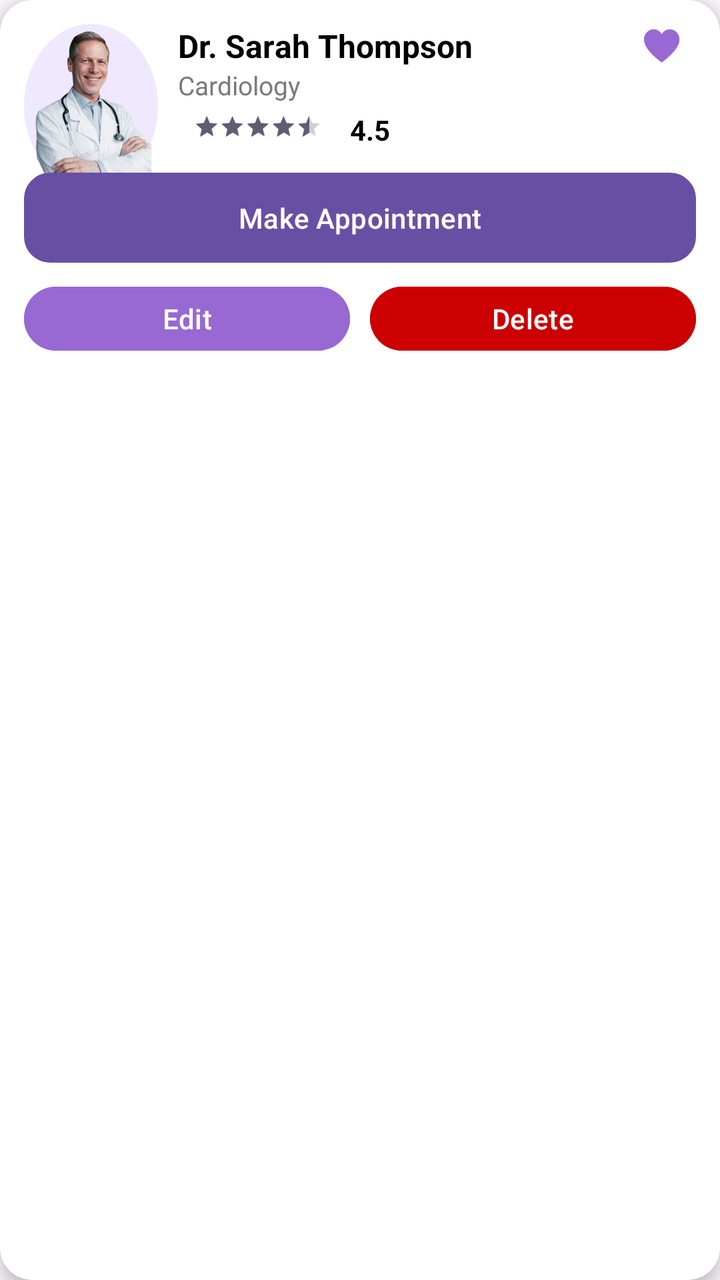
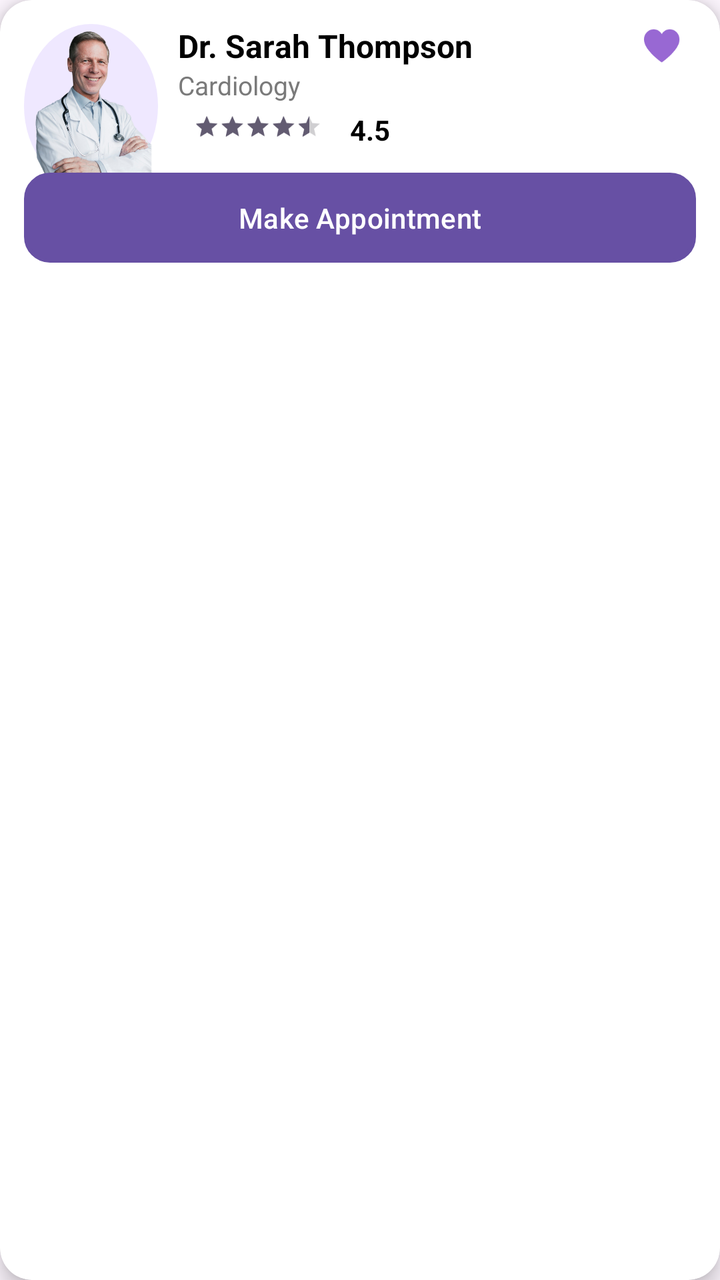

Before-and-after screenshots of an Android layout around one commit, followed by the original layout XML and the change that was made.
<!-- AndroidManifest.xml: application theme Theme.Appointment -->
<!-- res/layout/listdoctor.xml -->
<?xml version="1.0" encoding="utf-8"?>
<androidx.cardview.widget.CardView xmlns:android="http://schemas.android.com/apk/res/android"
    xmlns:app="http://schemas.android.com/apk/res-auto"
    android:layout_width="match_parent"
    android:layout_height="wrap_content"
    android:layout_margin="8dp"
    app:cardCornerRadius="16dp"
    app:cardElevation="6dp"
    android:background="@android:color/white">

    <RelativeLayout
        android:layout_width="match_parent"
        android:layout_height="wrap_content"
        android:padding="12dp">

        
        <ImageView
            android:id="@+id/imgDoctor"
            android:layout_width="67dp"
            android:layout_height="82dp"
            android:layout_alignParentStart="true"
            android:layout_alignParentTop="true"
            android:background="@drawable/round_image_bg"
            android:padding="2dp"
            android:scaleType="centerCrop"
            android:src="@drawable/doctor" />

        
        <ImageView
            android:id="@+id/ivFavorite"
            android:layout_width="22dp"
            android:layout_height="22dp"
            android:layout_alignParentEnd="true"
            android:layout_marginEnd="6dp"
            android:src="@drawable/fav_bold"
            android:padding="2dp" />

        
        <TextView
            android:id="@+id/tvDoctorName"
            android:layout_width="wrap_content"
            android:layout_height="wrap_content"
            android:layout_marginStart="10dp"
            android:layout_toEndOf="@id/imgDoctor"
            android:text="Dr. Sarah Thompson"
            android:textStyle="bold"
            android:textColor="#000000"
            android:textSize="16sp" />

        
        <TextView
            android:id="@+id/tvSpeciality"
            android:layout_width="wrap_content"
            android:layout_height="wrap_content"
            android:layout_below="@id/tvDoctorName"
            android:layout_toEndOf="@id/imgDoctor"
            android:layout_marginStart="10dp"
            android:text="Cardiology"
            android:textColor="#7A7A7A"
            android:textSize="13sp" />

        
        <LinearLayout
            android:id="@+id/ratingLayout"
            android:orientation="horizontal"
            android:layout_width="wrap_content"
            android:layout_height="wrap_content"
            android:layout_below="@id/tvSpeciality"
            android:layout_toEndOf="@id/imgDoctor"
            android:layout_marginStart="10dp"
            android:layout_marginTop="4dp">

            <RatingBar
                android:id="@+id/ratingBar"
                android:layout_width="wrap_content"
                android:layout_height="wrap_content"
                android:numStars="5"
                android:rating="4.5"
                android:stepSize="0.5"
                android:isIndicator="true"
                android:scaleX="0.8"
                android:scaleY="0.8"
                style="@style/Widget.AppCompat.RatingBar.Small" />

            <TextView
                android:id="@+id/tvRatingValue"
                android:layout_width="wrap_content"
                android:layout_height="wrap_content"
                android:text="4.5"
                android:textStyle="bold"
                android:layout_marginStart="6dp"
                android:textColor="#000000" />
        </LinearLayout>

        
        <Button
            android:id="@+id/btnBook"
            android:layout_width="match_parent"
            android:layout_height="45dp"
            android:layout_below="@id/ratingLayout"
            android:layout_marginTop="12dp"
            android:text="Make Appointment"
            android:textAllCaps="false"
            android:textColor="@color/white"
            android:background="@drawable/btn_round_border" />

        
        <LinearLayout
            android:id="@+id/actionButtonsLayout"
            android:layout_width="match_parent"
            android:layout_height="wrap_content"
            android:orientation="horizontal"
            android:layout_below="@id/btnBook"
            android:layout_marginTop="8dp"
            android:gravity="center">

            <Button
                android:id="@+id/btnEdit"
                android:layout_width="0dp"
                android:layout_height="40dp"
                android:layout_weight="1"
                android:text="Edit"
                android:textSize="14sp"
                android:textColor="@android:color/white"
                android:textAllCaps="false"
                android:backgroundTint="@color/purple" />

            <Space
                android:layout_width="10dp"
                android:layout_height="match_parent"/>

            <Button
                android:id="@+id/btnDelete"
                android:layout_width="0dp"
                android:layout_height="40dp"
                android:layout_weight="1"
                android:text="Delete"
                android:textSize="14sp"
                android:textColor="@android:color/white"
                android:textAllCaps="false"
                android:backgroundTint="@android:color/holo_red_dark" />
        </LinearLayout>

    </RelativeLayout>
</androidx.cardview.widget.CardView>
<!-- resources referenced by this layout -->
<resources>
  <color name="purple">#9868d3</color>
  <color name="white">#FFFFFFFF</color>
  <!-- drawable btn_round_border (drawable) -->
  <shape xmlns:android="http://schemas.android.com/apk/res/android">
      <solid android:color="#FFFFFF" />
      <stroke android:width="2dp" android:color="#C7A6FF"/>
      <corners android:radius="12dp"/>
  </shape>
  <!-- drawable doctor: png bitmap (drawable-hdpi, 64691 bytes) -->
  <!-- drawable fav_bold: png bitmap (drawable-hdpi, 982 bytes) -->
  <!-- drawable round_image_bg (drawable) -->
  <shape xmlns:android="http://schemas.android.com/apk/res/android"
      android:shape="oval">
      <solid android:color="#EFE8FF"/>
      <size android:width="60dp" android:height="60dp" />
  </shape>
  <style name="Theme.Appointment" parent="Base.Theme.Appointment" />
  <style name="Base.Theme.Appointment" parent="Theme.Material3.DayNight.NoActionBar">
          
          
      </style>
</resources>

<!-- the commit's change to res/layout/listdoctor.xml (unified diff, before → after) -->
@@ -114,31 +114,6 @@
             android:layout_marginTop="8dp"
             android:gravity="center">
 
-            <Button
-                android:id="@+id/btnEdit"
-                android:layout_width="0dp"
-                android:layout_height="40dp"
-                android:layout_weight="1"
-                android:text="Edit"
-                android:textSize="14sp"
-                android:textColor="@android:color/white"
-                android:textAllCaps="false"
-                android:backgroundTint="@color/purple" />
-
-            <Space
-                android:layout_width="10dp"
-                android:layout_height="match_parent"/>
-
-            <Button
-                android:id="@+id/btnDelete"
-                android:layout_width="0dp"
-                android:layout_height="40dp"
-                android:layout_weight="1"
-                android:text="Delete"
-                android:textSize="14sp"
-                android:textColor="@android:color/white"
-                android:textAllCaps="false"
-                android:backgroundTint="@android:color/holo_red_dark" />
         </LinearLayout>
 
     </RelativeLayout>
<!-- resource entries referenced after the edit -->
@@ -1,6 +1,5 @@
 <!-- resources referenced by this layout -->
 <resources>
-  <color name="purple">#9868d3</color>
   <color name="white">#FFFFFFFF</color>
   <!-- drawable btn_round_border (drawable) -->
   <shape xmlns:android="http://schemas.android.com/apk/res/android">
